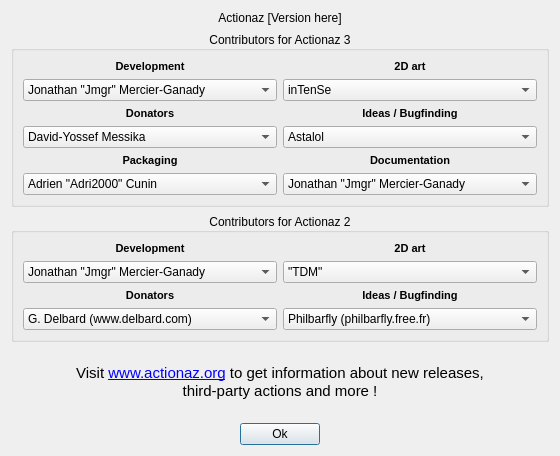
The window that gui/aboutdialog.ui (Jmgr/actiona) describes before a commit, drawn with Qt 5.
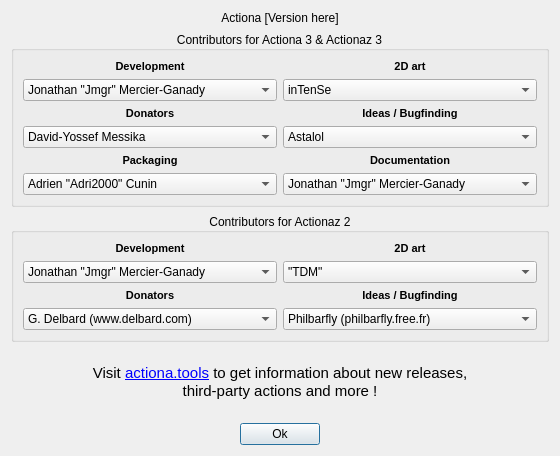
The same window after the commit. Icons and pictures are not drawn.

Commit message: Global - renamed Actionaz to Actiona

The edit to the form file:
```diff
--- a/gui/aboutdialog.ui
+++ b/gui/aboutdialog.ui
@@ -23,7 +23,7 @@
      <item>
       <widget class="QLabel" name="titleLabel">
        <property name="text">
-        <string>Actionaz [Version here]</string>
+        <string>Actiona [Version here]</string>
        </property>
        <property name="textFormat">
         <enum>Qt::RichText</enum>
@@ -39,7 +39,7 @@
      <item>
       <widget class="QGroupBox" name="groupBox">
        <property name="title">
-        <string>Contributors for Actionaz 3</string>
+        <string>Contributors for Actiona 3 &amp;&amp; Actionaz 3</string>
        </property>
        <property name="alignment">
         <set>Qt::AlignCenter</set>
@@ -551,9 +551,9 @@
       <string>&lt;!DOCTYPE HTML PUBLIC &quot;-//W3C//DTD HTML 4.0//EN&quot; &quot;http://www.w3.org/TR/REC-html40/strict.dtd&quot;&gt;
 &lt;html&gt;&lt;head&gt;&lt;meta name=&quot;qrichtext&quot; content=&quot;1&quot; /&gt;&lt;style type=&quot;text/css&quot;&gt;
 p, li { white-space: pre-wrap; }
-&lt;/style&gt;&lt;/head&gt;&lt;body style=&quot; font-family:'MS Shell Dlg 2'; font-size:10pt; font-weight:400; font-style:normal;&quot;&gt;
-&lt;p align=&quot;center&quot; style=&quot; margin-top:0px; margin-bottom:0px; margin-left:0px; margin-right:0px; -qt-block-indent:0; text-indent:0px;&quot;&gt;&lt;span style=&quot; font-size:11pt;&quot;&gt;Visit &lt;/span&gt;&lt;a href=&quot;http://www.actionaz.org&quot;&gt;&lt;span style=&quot; font-size:11pt; text-decoration: underline; color:#0000ff;&quot;&gt;www.actionaz.org&lt;/span&gt;&lt;/a&gt;&lt;span style=&quot; font-size:11pt;&quot;&gt; to get information about new releases,&lt;/span&gt;&lt;/p&gt;
-&lt;p align=&quot;center&quot; style=&quot; margin-top:0px; margin-bottom:0px; margin-left:0px; margin-right:0px; -qt-block-indent:0; text-indent:0px; font-size:11pt;&quot;&gt;third-party actions and more !&lt;/p&gt;&lt;/body&gt;&lt;/html&gt;</string>
+&lt;/style&gt;&lt;/head&gt;&lt;body style=&quot; font-family:'Sans Serif'; font-size:10pt; font-weight:400; font-style:normal;&quot;&gt;
+&lt;p align=&quot;center&quot; style=&quot; margin-top:0px; margin-bottom:0px; margin-left:0px; margin-right:0px; -qt-block-indent:0; text-indent:0px;&quot;&gt;&lt;span style=&quot; font-family:'MS Shell Dlg 2'; font-size:11pt;&quot;&gt;Visit &lt;/span&gt;&lt;a href=&quot;http://actiona.tools&quot;&gt;&lt;span style=&quot; font-family:'MS Shell Dlg 2'; font-size:11pt; text-decoration: underline; color:#0000ff;&quot;&gt;actiona.tools&lt;/span&gt;&lt;/a&gt;&lt;span style=&quot; font-family:'MS Shell Dlg 2'; font-size:11pt;&quot;&gt; to get information about new releases,&lt;/span&gt;&lt;/p&gt;
+&lt;p align=&quot;center&quot; style=&quot; margin-top:0px; margin-bottom:0px; margin-left:0px; margin-right:0px; -qt-block-indent:0; text-indent:0px;&quot;&gt;&lt;span style=&quot; font-family:'MS Shell Dlg 2'; font-size:11pt;&quot;&gt;third-party actions and more !&lt;/span&gt;&lt;/p&gt;&lt;/body&gt;&lt;/html&gt;</string>
      </property>
      <property name="alignment">
       <set>Qt::AlignCenter</set>
```
Left out of the diff: 2 changed lines with no effect on the pictures. The commit also changes 500 other files.
